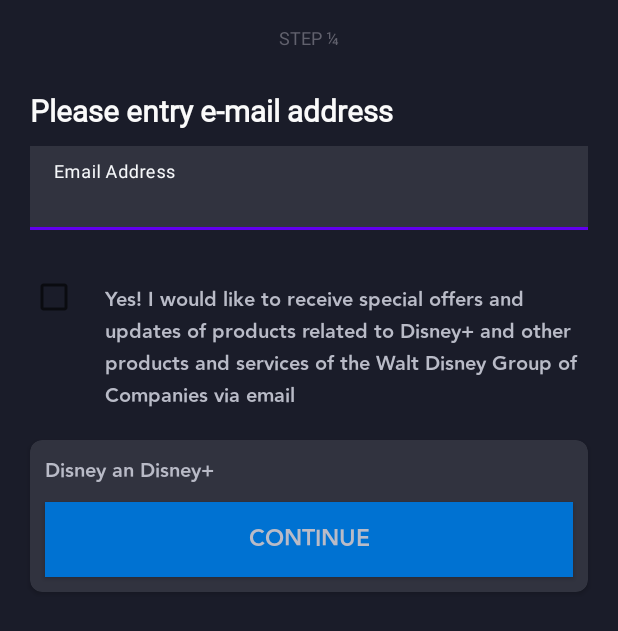
After one commit to metehanbolatt/DisneyPlusCloneKekod, an Android app: the fragment RegisterFragment shown on its own in the app's theme, on a phone screen of 412 x 824 dp. The commit adds this screen. Shown: the top 631 px of the screen. Run offline under Robolectric (Android 15) with nearby library versions, the phone set to English and light mode, and no system bars.

Commit message:
created register xml

```diff
--- /dev/null
+++ b/app/src/main/java/com/juniorkekod/disneyplusclonekekod/presentation/login/RegisterFragment.kt
@@ -0,0 +1,23 @@
+package com.juniorkekod.disneyplusclonekekod.presentation.login
+
+import android.os.Bundle
+import androidx.fragment.app.Fragment
+import android.view.LayoutInflater
+import android.view.View
+import android.view.ViewGroup
+import com.juniorkekod.disneyplusclonekekod.R
+
+
+class RegisterFragment : Fragment() {
+
+
+    override fun onCreateView(
+        inflater: LayoutInflater, container: ViewGroup?,
+        savedInstanceState: Bundle?
+    ): View? {
+
+        return inflater.inflate(R.layout.fragment_register, container, false)
+    }
+
+
+}
--- a/app/src/main/res/layout/activity_main.xml
+++ b/app/src/main/res/layout/activity_main.xml
@@ -1,10 +1,22 @@
 <?xml version="1.0" encoding="utf-8"?>
-<androidx.constraintlayout.widget.ConstraintLayout xmlns:android="http://schemas.android.com/apk/res/android"
+<FrameLayout xmlns:android="http://schemas.android.com/apk/res/android"
     xmlns:app="http://schemas.android.com/apk/res-auto"
     xmlns:tools="http://schemas.android.com/tools"
     android:layout_width="match_parent"
     android:layout_height="match_parent"
     tools:context=".MainActivity">
 
+    <androidx.fragment.app.FragmentContainerView
+        android:id="@+id/nav_host_fragment"
+        android:name="androidx.navigation.fragment.NavHostFragment"
+        android:layout_width="match_parent"
+        android:layout_height="match_parent"
+        app:layout_constraintLeft_toLeftOf="parent"
+        app:layout_constraintRight_toRightOf="parent"
+        app:layout_constraintTop_toTopOf="parent"
+        app:layout_constraintBottom_toBottomOf="parent"
+        app:defaultNavHost="true"
+        app:navGraph="@navigation/login_nav_graph"/>
 
-</androidx.constraintlayout.widget.ConstraintLayout>
+
+</FrameLayout>
--- /dev/null
+++ b/app/src/main/res/layout/fragment_register.xml
@@ -0,0 +1,124 @@
+<?xml version="1.0" encoding="utf-8"?>
+<androidx.appcompat.widget.LinearLayoutCompat xmlns:android="http://schemas.android.com/apk/res/android"
+    xmlns:app="http://schemas.android.com/apk/res-auto"
+    xmlns:tools="http://schemas.android.com/tools"
+    android:layout_width="match_parent"
+    android:layout_height="match_parent"
+    android:background="@color/background_color"
+    android:orientation="vertical"
+    tools:context=".MainActivity">
+
+    <androidx.appcompat.widget.Toolbar
+        android:id="@+id/step_layout"
+        android:layout_width="match_parent"
+        android:layout_height="50dp"
+        android:layout_marginBottom="10dp">
+
+        <androidx.appcompat.widget.AppCompatTextView
+            android:layout_width="wrap_content"
+            android:layout_height="wrap_content"
+            android:layout_gravity="center"
+            android:text="@string/step"
+            android:textColor="@color/step_text"
+            android:textSize="12sp" />
+
+    </androidx.appcompat.widget.Toolbar>
+
+    <androidx.appcompat.widget.AppCompatTextView
+        android:id="@+id/email_textView"
+        android:layout_width="match_parent"
+        android:layout_height="wrap_content"
+        android:layout_marginHorizontal="@dimen/email_space"
+        android:layout_marginBottom="10dp"
+        android:gravity="start"
+        android:text="@string/please_email_adres"
+        android:textColor="@color/email_textview"
+        android:textSize="@dimen/email_text"
+        android:textStyle="bold"
+        app:fontFamily="@font/avenir_roman" />
+
+    <com.google.android.material.textfield.TextInputLayout
+        style="@style/ThemeOverlay.Material3.TextInputEditText"
+        android:layout_width="match_parent"
+        android:layout_height="wrap_content"
+        android:layout_marginStart="20dp"
+        android:layout_marginEnd="20dp"
+        android:layout_marginBottom="20dp"
+        android:hint="@string/email_adress"
+        app:hintTextColor="@color/email_text"
+        tools:background="@color/step_text">
+
+        <com.google.android.material.textfield.TextInputEditText
+            android:layout_width="match_parent"
+            android:layout_height="wrap_content"
+            android:background="@color/edittext_color" />
+    </com.google.android.material.textfield.TextInputLayout>
+
+    <androidx.appcompat.widget.LinearLayoutCompat
+        android:layout_width="match_parent"
+        android:layout_height="100dp"
+        android:layout_marginHorizontal="@dimen/allow_info_space"
+        android:layout_marginBottom="20dp"
+        android:orientation="horizontal">
+
+        <androidx.appcompat.widget.AppCompatCheckBox
+            android:layout_width="50dp"
+            android:layout_height="50dp" />
+
+        <androidx.appcompat.widget.AppCompatTextView
+            android:layout_width="match_parent"
+            android:layout_height="wrap_content"
+            android:autoLink="all"
+            android:text="@string/allow_information_text"
+            android:textColor="@color/information_color"
+            android:textColorLink="@color/link_color"
+            android:textSize="@dimen/information_text"
+            app:fontFamily="@font/avenir_heavy" />
+
+    </androidx.appcompat.widget.LinearLayoutCompat>
+
+    <androidx.cardview.widget.CardView
+        android:layout_width="match_parent"
+        android:layout_height="wrap_content"
+        android:layout_marginStart="20dp"
+        android:layout_marginEnd="20dp"
+        app:cardBackgroundColor="@color/edittext_color"
+        app:cardCornerRadius="8dp">
+
+        <androidx.appcompat.widget.LinearLayoutCompat
+            android:layout_width="match_parent"
+            android:layout_height="wrap_content"
+            android:orientation="vertical">
+
+            <androidx.appcompat.widget.AppCompatTextView
+                android:layout_width="wrap_content"
+                android:layout_height="wrap_content"
+                android:layout_marginHorizontal="@dimen/explain_space"
+                android:layout_marginTop="10dp"
+                android:autoLink="web"
+                android:text="@string/explain_text"
+                android:textColor="@color/information_color"
+                android:textColorLink="@color/link_color"
+                android:textSize="@dimen/information_text"
+                app:fontFamily="@font/avenir_heavy" />
+
+            <androidx.appcompat.widget.AppCompatButton
+                android:id="@+id/continueButton"
+                android:layout_width="match_parent"
+                android:layout_height="50dp"
+                android:layout_marginTop="10dp"
+                android:layout_marginHorizontal="@dimen/explain_space"
+                android:layout_marginBottom="10dp"
+                android:background="@color/button_color"
+                android:fontFamily="@font/avenir_heavy"
+                android:text="@string/continue_button"
+                android:textColor="@color/information_color"
+                android:textSize="@dimen/continue_button"
+                android:textStyle="bold" />
+
+        </androidx.appcompat.widget.LinearLayoutCompat>
+
+
+    </androidx.cardview.widget.CardView>
+
+</androidx.appcompat.widget.LinearLayoutCompat>
--- a/app/src/main/res/navigation/login_nav_graph.xml
+++ b/app/src/main/res/navigation/login_nav_graph.xml
@@ -3,7 +3,7 @@
     xmlns:app="http://schemas.android.com/apk/res-auto"
     xmlns:tools="http://schemas.android.com/tools"
     android:id="@+id/login_nav_graph"
-    app:startDestination="@id/splashFragment">
+    app:startDestination="@id/registerFragment">
 
     <fragment
         android:id="@+id/splashFragment"
@@ -15,4 +15,9 @@
         android:name="com.juniorkekod.disneyplusclonekekod.presentation.login.FirstLoginFragment"
         android:label="fragment_first_login"
         tools:layout="@layout/fragment_first_login" />
+    <fragment
+        android:id="@+id/registerFragment"
+        android:name="com.juniorkekod.disneyplusclonekekod.presentation.login.RegisterFragment"
+        android:label="fragment_register"
+        tools:layout="@layout/fragment_register" />
 </navigation>
--- /dev/null
+++ b/app/src/main/res/values-night/colors.xml
@@ -0,0 +1,4 @@
+<?xml version="1.0" encoding="utf-8"?>
+<resources>
+    <color name="link_color">#1175CA</color>
+</resources>
--- /dev/null
+++ b/app/src/main/res/values-night/dimens.xml
@@ -0,0 +1,4 @@
+<?xml version="1.0" encoding="utf-8"?>
+<resources>
+    <dimen name="allow_info_space">20dp</dimen>
+</resources>
--- a/app/src/main/res/values/colors.xml
+++ b/app/src/main/res/values/colors.xml
@@ -2,9 +2,17 @@
 <resources>
     <color name="purple_200">#FFBB86FC</color>
     <color name="purple_500">#FF6200EE</color>
-    <color name="purple_700">#FF3700B3</color>
+    <color name="purple_700">#1A1C29</color>
     <color name="teal_200">#FF03DAC5</color>
     <color name="teal_700">#FF018786</color>
     <color name="black">#FF000000</color>
     <color name="white">#FFFFFFFF</color>
+    <color name="background_color">#1A1C29</color>
+    <color name="step_text">#61616D</color>
+    <color name="email_text">#F6F8FA</color>
+    <color name="edittext_color">#31333F</color>
+    <color name="email_textview">#FAFAFA</color>
+    <color name="information_color">#B9BBC7</color>
+    <color name="button_color">#0072D2</color>
+    <color name="link_color">#3E91CD</color>
 </resources>
--- /dev/null
+++ b/app/src/main/res/values/dimens.xml
@@ -0,0 +1,10 @@
+<?xml version="1.0" encoding="utf-8"?>
+<resources>
+    <dimen name="email_text">20sp</dimen>
+    <dimen name="email_space">20dp</dimen>
+    <dimen name="information_text">13sp</dimen>
+    <dimen name="explain_size">11sp</dimen>
+    <dimen name="continue_button">15sp</dimen>
+    <dimen name="allow_info_space">20dp</dimen>
+    <dimen name="explain_space">10dp</dimen>
+</resources>
--- a/app/src/main/res/values/strings.xml
+++ b/app/src/main/res/values/strings.xml
@@ -1,3 +1,10 @@
 <resources>
     <string name="app_name">DisneyPlusCloneKekod</string>
+    <string name="hello_blank_fragment">Hello blank fragment</string>
+    <string name="step">STEP ¼</string>
+    <string name="email_adress">Email Address</string>
+    <string name="please_email_adres">Please entry e-mail address</string>
+    <string name="allow_information_text">Yes! I would like to receive special offers and updates of products related to Disney+ and other products and services of the Walt Disney Group of Companies via email</string>
+    <string name="explain_text">Disney an Disney+</string>
+    <string name="continue_button">Continue</string>
 </resources>
```
Also changed, not shown: 1 other file.
